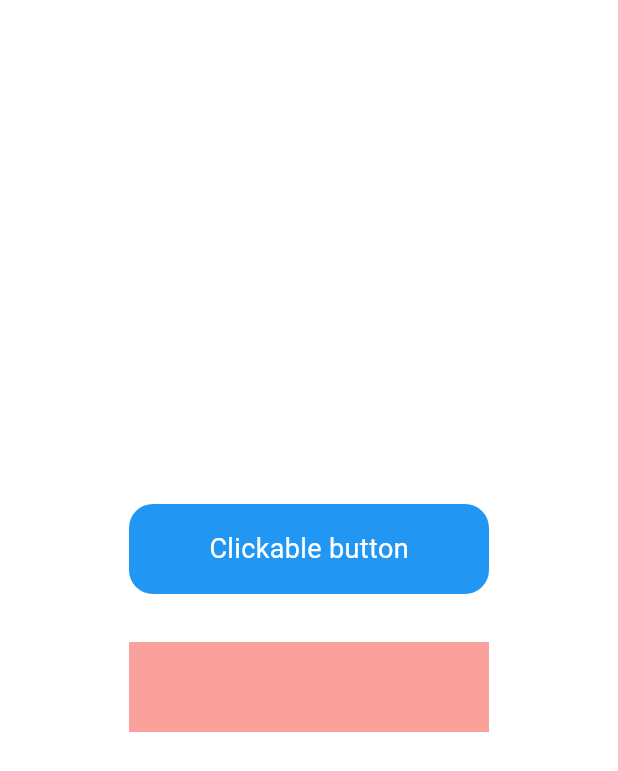
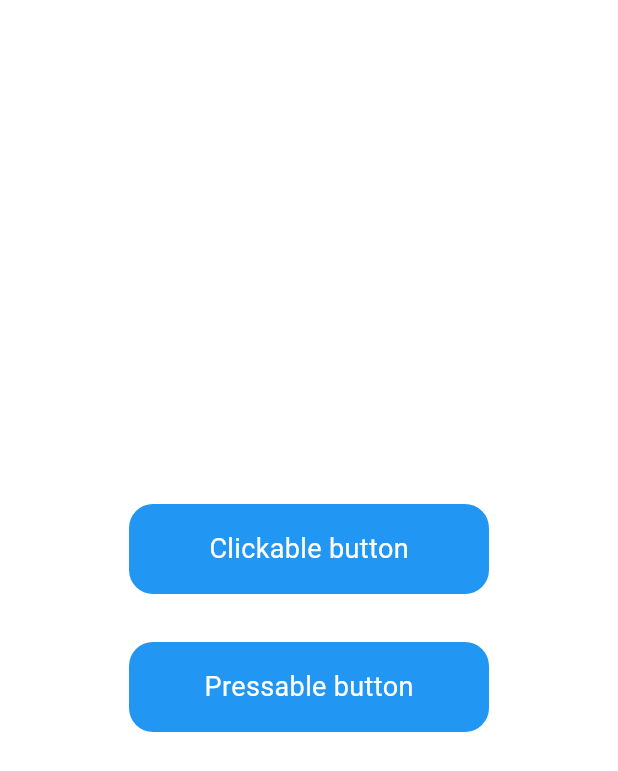
Before and after one commit to AndreySosnovyy/wrappers, a Flutter app: the screen it shows after launch, on a phone screen of 412 x 824 dp. Shown: the top 771 px of the screen. Run offline on Flutter 3.47's test engine with Material 3 defaults, Android fonts, the phone set to English and light mode, and no system bars.

Commit message:
Add pressable raw

```diff
--- a/example/lib/main.dart
+++ b/example/lib/main.dart
@@ -1,6 +1,6 @@
-import 'package:example/widgets/custom_button.dart';
+import 'package:example/widgets/clickable_button.dart';
+import 'package:example/widgets/pressable_button.dart';
 import 'package:flutter/material.dart';
-import 'package:wrappers/wrappers.dart';
 
 void main() {
   runApp(const App());
@@ -31,16 +31,9 @@ class HomeView extends StatelessWidget {
         mainAxisAlignment: MainAxisAlignment.center,
         children: [
           SizedBox(width: MediaQuery.sizeOf(context).width),
-          const CustomButton(),
+          const ClickableButton(),
           const SizedBox(height: 32),
-          Disabler(
-            enabled: false,
-            child: Container(
-              height: 60,
-              width: 240,
-              color: Colors.red,
-            ),
-          ),
+          const PressableButton(),
         ],
       ),
     );
--- a/example/lib/widgets/custom_button.dart
+++ b/example/lib/widgets/clickable_button.dart
@@ -1,8 +1,8 @@
 import 'package:flutter/material.dart';
 import 'package:wrappers/wrappers.dart';
 
-class CustomButton extends StatelessWidget {
-  const CustomButton({super.key});
+class ClickableButton extends StatelessWidget {
+  const ClickableButton({super.key});
 
   @override
   Widget build(BuildContext context) {
--- /dev/null
+++ b/example/lib/widgets/pressable_button.dart
@@ -0,0 +1,29 @@
+import 'package:flutter/material.dart';
+import 'package:wrappers/wrappers.dart';
+
+class PressableButton extends StatelessWidget {
+  const PressableButton({super.key});
+
+  @override
+  Widget build(BuildContext context) {
+    return Pressable(
+      onTap: () {},
+      child: const SizedBox(
+        height: 60,
+        width: 240,
+        child: DecoratedBox(
+          decoration: BoxDecoration(
+            color: Colors.blue,
+            borderRadius: BorderRadius.all(Radius.circular(16)),
+          ),
+          child: Center(
+            child: Text(
+              'Pressable button',
+              style: TextStyle(color: Colors.white, fontSize: 18),
+            ),
+          ),
+        ),
+      ),
+    );
+  }
+}
--- a/lib/src/clickable.dart
+++ b/lib/src/clickable.dart
@@ -1,7 +1,7 @@
 import 'package:flutter/material.dart';
 import 'package:wrappers/src/press_detector_builder.dart';
 
-class Clickable extends StatefulWidget {
+class Clickable extends StatelessWidget {
   const Clickable({
     required this.child,
     this.onTap,
@@ -18,29 +18,26 @@ class Clickable extends StatefulWidget {
   final Color? surfaceColor;
 
   @override
-  State<Clickable> createState() => _ClickableState();
-}
-
-class _ClickableState extends State<Clickable> {
-  @override
   Widget build(BuildContext context) {
     return PressDetectorBuilder(
+      onTap: onTap,
+      onLongPress: onLongPress,
       builder: (context, isPressed) {
         return Stack(
           children: [
-            widget.child,
-            if (widget.onTap != null)
+            child,
+            if (onTap != null)
               AnimatedOpacity(
                 duration: const Duration(milliseconds: 60),
                 opacity: isPressed ? 1 : 0,
                 child: ColorFiltered(
                   colorFilter: ColorFilter.mode(
-                    (widget.surfaceColor ??
+                    (surfaceColor ??
                             Theme.of(context).colorScheme.surface)
                         .withOpacity(0.4),
                     BlendMode.srcATop,
                   ),
-                  child: widget.child,
+                  child: child,
                 ),
               ),
           ],
--- a/lib/src/press_detector_builder.dart
+++ b/lib/src/press_detector_builder.dart
@@ -11,6 +11,7 @@ class PressDetectorBuilder extends StatefulWidget {
   const PressDetectorBuilder({
     required this.builder,
     this.onTap,
+    this.onLongPress,
     this.onPressStart,
     this.onPressEnd,
     super.key,
@@ -21,6 +22,9 @@ class PressDetectorBuilder extends StatefulWidget {
 
   /// Callback that will be triggered when widget created via [builder] was tapped.
   final VoidCallback? onTap;
+
+  /// Callback that will be triggered when widget created via [builder] was long pressed.
+  final VoidCallback? onLongPress;
 
   /// Callback that will be triggered when widget created via [builder] was pressed.
   final VoidCallback? onPressStart;
@@ -40,6 +44,7 @@ class _PressDetectorBuilderState extends State<PressDetectorBuilder> {
     return GestureDetector(
       behavior: HitTestBehavior.opaque,
       onTap: widget.onTap,
+      onLongPress: widget.onLongPress,
       onPanStart: (_) => setState(() {
         widget.onPressStart?.call();
         _isPressed = true;
--- a/lib/src/pressable.dart
+++ b/lib/src/pressable.dart
@@ -0,0 +1,30 @@
+import 'package:flutter/material.dart';
+import 'package:wrappers/src/press_detector_builder.dart';
+
+class Pressable extends StatelessWidget {
+  const Pressable({
+    required this.child,
+    this.onTap,
+    this.onLongPress,
+    super.key,
+  });
+
+  final Widget child;
+  final VoidCallback? onTap;
+  final VoidCallback? onLongPress;
+
+  @override
+  Widget build(BuildContext context) {
+    return PressDetectorBuilder(
+      onTap: onTap,
+      onLongPress: onLongPress,
+      builder: (context, isPressed) {
+        return AnimatedScale(
+          scale: isPressed ? 0.94 : 1.0,
+          duration: const Duration(milliseconds: 60),
+          child: child,
+        );
+      },
+    );
+  }
+}
```
